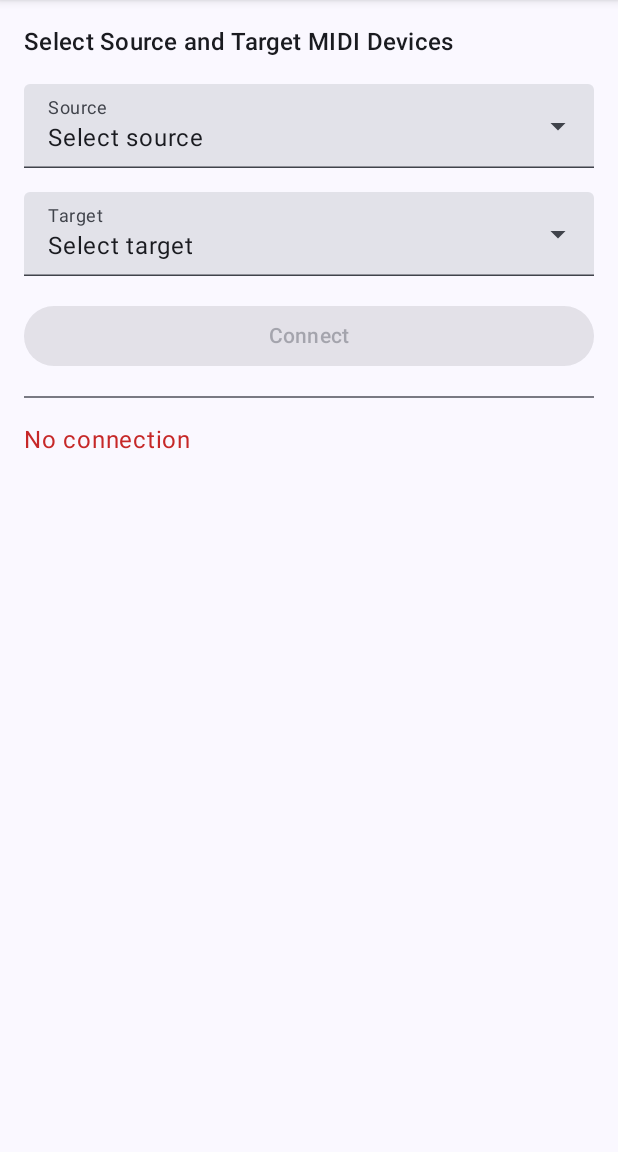
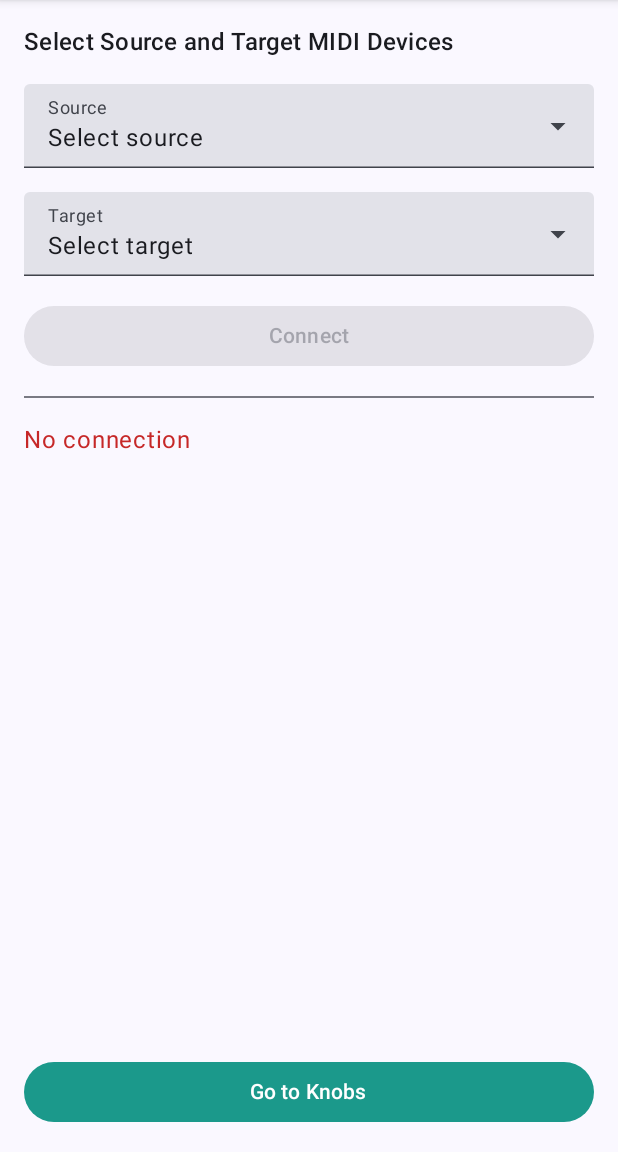
Before and after one commit to Barsik-Barbosik/MIDI-Mapper, an Android app built with Jetpack Compose: the screen it shows after launch (MainActivity), on a phone screen of 412 x 824 dp, the part 84-1236 px from its top. Run offline under Robolectric (Android 15) with nearby library versions, the phone set to English and light mode, and no system bars; 3 statements that could not run were skipped.

Commit message:
Separate Knobs page for handling knob controls

```diff
--- a/app/build.gradle.kts
+++ b/app/build.gradle.kts
@@ -50,6 +50,7 @@ dependencies {
     implementation(libs.androidx.compose.ui.graphics)
     implementation(libs.androidx.compose.ui.tooling.preview)
     implementation(libs.androidx.compose.material3)
+    implementation("androidx.navigation:navigation-compose:2.7.7")
     testImplementation(libs.junit)
     androidTestImplementation(libs.androidx.junit)
     androidTestImplementation(libs.androidx.espresso.core)
--- /dev/null
+++ b/app/src/main/java/barsikbarbosik/midimapper/AppNavigation.kt
@@ -0,0 +1,300 @@
+package barsikbarbosik.midimapper
+
+import android.media.midi.MidiDeviceInfo
+import androidx.compose.foundation.layout.Arrangement
+import androidx.compose.foundation.layout.Box
+import androidx.compose.foundation.layout.Column
+import androidx.compose.foundation.layout.Row
+import androidx.compose.foundation.layout.Spacer
+import androidx.compose.foundation.layout.fillMaxSize
+import androidx.compose.foundation.layout.fillMaxWidth
+import androidx.compose.foundation.layout.padding
+import androidx.compose.foundation.layout.size
+import androidx.compose.foundation.layout.width
+import androidx.compose.material3.Button
+import androidx.compose.material3.ButtonDefaults
+import androidx.compose.material3.Divider
+import androidx.compose.material3.DropdownMenuItem
+import androidx.compose.material3.ExperimentalMaterial3Api
+import androidx.compose.material3.ExposedDropdownMenuBox
+import androidx.compose.material3.ExposedDropdownMenuDefaults
+import androidx.compose.material3.MaterialTheme
+import androidx.compose.material3.Text
+import androidx.compose.material3.TextField
+import androidx.compose.runtime.Composable
+import androidx.compose.runtime.getValue
+import androidx.compose.runtime.mutableStateOf
+import androidx.compose.runtime.remember
+import androidx.compose.runtime.setValue
+import androidx.compose.ui.Alignment
+import androidx.compose.ui.Modifier
+import androidx.compose.ui.graphics.Color
+import androidx.compose.ui.unit.dp
+import androidx.navigation.NavController
+import androidx.navigation.compose.NavHost
+import androidx.navigation.compose.composable
+import androidx.navigation.compose.rememberNavController
+import barsikbarbosik.midimapper.ui.controls.RotaryKnob
+
+@Composable
+fun AppNavigation(
+    modifier: Modifier = Modifier,
+    devices: List<MidiDeviceInfo>,
+    connectionStatus: String,
+    knobValue: Int,
+    learningMode: Boolean,
+    learnedCc: Int?,
+    customSysExMessage: String,
+    onSetCustomSysExMessage: (String) -> Unit,
+    onConnect: (MidiDeviceInfo, MidiDeviceInfo) -> Unit,
+    onDisconnect: () -> Unit,
+    onKnobValueChange: (Int) -> Unit,
+    onToggleLearning: () -> Unit,
+) {
+    val navController = rememberNavController()
+    NavHost(navController = navController, startDestination = "devices", modifier = modifier) {
+        composable("devices") {
+            DeviceSelectionScreen(
+                devices = devices,
+                connectionStatus = connectionStatus,
+                onConnect = onConnect,
+                onDisconnect = onDisconnect,
+                navController = navController
+            )
+        }
+        composable("knobs") {
+            KnobsScreen(
+                knobValue = knobValue,
+                learningMode = learningMode,
+                learnedCc = learnedCc,
+                onKnobValueChange = onKnobValueChange,
+                onToggleLearning = onToggleLearning,
+                customSysExMessage = customSysExMessage,
+                onSetCustomSysExMessage = onSetCustomSysExMessage,
+                navController = navController
+            )
+        }
+    }
+}
+
+@OptIn(ExperimentalMaterial3Api::class)
+@Composable
+fun DeviceSelectionScreen(
+    devices: List<MidiDeviceInfo>,
+    connectionStatus: String,
+    onConnect: (MidiDeviceInfo, MidiDeviceInfo) -> Unit,
+    onDisconnect: () -> Unit,
+    navController: NavController
+) {
+    var expandedSource by remember { mutableStateOf(false) }
+    var expandedTarget by remember { mutableStateOf(false) }
+
+    var selectedSource by remember { mutableStateOf<MidiDeviceInfo?>(null) }
+    var selectedTarget by remember { mutableStateOf<MidiDeviceInfo?>(null) }
+
+    val isConnected = connectionStatus.startsWith("Connected")
+
+    Box(
+        modifier = Modifier
+            .fillMaxSize()
+            .padding(16.dp)
+    ) {
+        Column(
+            modifier = Modifier.fillMaxWidth(),
+            verticalArrangement = Arrangement.spacedBy(16.dp)
+        ) {
+
+            Text(
+                "Select Source and Target MIDI Devices",
+                style = MaterialTheme.typography.titleMedium
+            )
+
+            ExposedDropdownMenuBox(
+                expanded = expandedSource && !isConnected,
+                onExpandedChange = {
+                    if (!isConnected) expandedSource = !expandedSource
+                }
+            ) {
+                TextField(
+                    value = selectedSource?.properties?.getString(MidiDeviceInfo.PROPERTY_NAME)
+                        ?: "Select source",
+                    onValueChange = {},
+                    readOnly = true,
+                    enabled = !isConnected,
+                    label = { Text("Source") },
+                    trailingIcon = {
+                        ExposedDropdownMenuDefaults.TrailingIcon(
+                            expanded = expandedSource && !isConnected
+                        )
+                    },
+                    modifier = Modifier
+                        .menuAnchor()
+                        .fillMaxWidth()
+                )
+                ExposedDropdownMenu(
+                    expanded = expandedSource && !isConnected,
+                    onDismissRequest = { expandedSource = false }
+                ) {
+                    devices.forEach { device ->
+                        DropdownMenuItem(
+                            text = {
+                                Text(
+                                    device.properties.getString(MidiDeviceInfo.PROPERTY_NAME)
+                                        ?: "Unknown"
+                                )
+                            },
+                            onClick = {
+                                selectedSource = device
+                                expandedSource = false
+                            }
+                        )
+                    }
+                }
+            }
+
+            ExposedDropdownMenuBox(
+                expanded = expandedTarget && !isConnected,
+                onExpandedChange = {
+                    if (!isConnected) expandedTarget = !expandedTarget
+                }
+            ) {
+                TextField(
+                    value = selectedTarget?.properties?.getString(MidiDeviceInfo.PROPERTY_NAME)
+                        ?: "Select target",
+                    onValueChange = {},
+                    readOnly = true,
+                    enabled = !isConnected,
+                    label = { Text("Target") },
+                    trailingIcon = {
+                        ExposedDropdownMenuDefaults.TrailingIcon(
+                            expanded = expandedTarget && !isConnected
+                        )
+                    },
+                    modifier = Modifier
+                        .menuAnchor()
+                        .fillMaxWidth()
+                )
+                ExposedDropdownMenu(
+                    expanded = expandedTarget && !isConnected,
+                    onDismissRequest = { expandedTarget = false }
+                ) {
+                    devices.forEach { device ->
+                        DropdownMenuItem(
+                            text = {
+                                Text(
+                                    device.properties.getString(MidiDeviceInfo.PROPERTY_NAME)
+                                        ?: "Unknown"
+                                )
+                            },
+                            onClick = {
+                                selectedTarget = device
+                                expandedTarget = false
+                            }
+                        )
+                    }
+                }
+            }
+
+            Button(
+                onClick = {
+                    if (selectedSource != null && selectedTarget != null) {
+                        onConnect(selectedSource!!, selectedTarget!!)
+                    }
+                },
+                enabled = selectedSource != null && selectedTarget != null && !isConnected,
+                modifier = Modifier.fillMaxWidth(),
+                colors = ButtonDefaults.buttonColors(containerColor = Color(0xFF1B998B))
+            ) {
+                Text("Connect")
+            }
+
+            Divider()
+
+            Text(
+                text = connectionStatus,
+                color = if (isConnected) Color(0xFF2E7D32) else Color(0xFFC62828)
+            )
+
+            if (isConnected) {
+                Button(
+                    onClick = onDisconnect,
+                    modifier = Modifier.fillMaxWidth(),
+                    colors = ButtonDefaults.buttonColors(containerColor = Color(0xFFC62828))
+                ) {
+                    Text("Disconnect", color = Color.White)
+                }
+            }
+        }
+
+        Button(
+            onClick = { navController.navigate("knobs") },
+            modifier = Modifier
+                .fillMaxWidth()
+                .align(Alignment.BottomCenter),
+            colors = ButtonDefaults.buttonColors(containerColor = Color(0xFF1B998B))
+        ) {
+            Text("Go to Knobs")
+        }
+    }
+}
+
+@Composable
+fun KnobsScreen(
+    knobValue: Int,
+    learningMode: Boolean,
+    learnedCc: Int?,
+    onKnobValueChange: (Int) -> Unit,
+    onToggleLearning: () -> Unit,
+    customSysExMessage: String,
+    onSetCustomSysExMessage: (String) -> Unit,
+    navController: NavController
+) {
+    Box(
+        modifier = Modifier
+            .fillMaxSize()
+            .padding(16.dp)
+    ) {
+        Column(
+            modifier = Modifier.fillMaxWidth(),
+            verticalArrangement = Arrangement.spacedBy(16.dp)
+        ) {
+            Row(verticalAlignment = Alignment.CenterVertically) {
+                RotaryKnob(
+                    value = knobValue,
+                    onValueChange = onKnobValueChange,
+                    modifier = Modifier.size(150.dp),
+                    min = 0,
+                    max = 127
+                )
+                Spacer(modifier = Modifier.width(24.dp))
+                Column {
+                    Text(
+                        text = learnedCc?.let { "Learned CC: $it" } ?: "No CC learned",
+                        style = MaterialTheme.typography.bodyLarge
+                    )
+                    Button(onClick = onToggleLearning, colors = ButtonDefaults.buttonColors(containerColor = Color(0xFF1B998B))) {
+                        Text(if (learningMode) "Listening..." else "Learn CC")
+                    }
+                }
+            }
+
+            Spacer(modifier = Modifier.size(16.dp))
+
+            TextField(
+                value = customSysExMessage,
+                onValueChange = onSetCustomSysExMessage,
+                label = { Text("SysEx Message (%V = value)") },
+                modifier = Modifier.fillMaxWidth()
+            )
+        }
+        Button(
+            onClick = { navController.popBackStack() },
+            modifier = Modifier
+                .fillMaxWidth()
+                .align(Alignment.BottomCenter),
+            colors = ButtonDefaults.buttonColors(containerColor = Color(0xFF1B998B))
+        ) {
+            Text("Back")
+        }
+    }
+}
--- a/app/src/main/java/barsikbarbosik/midimapper/DevicesScreen.kt
+++ /dev/null
@@ -1,220 +0,0 @@
-package barsikbarbosik.midimapper
-
-
-import android.media.midi.MidiDeviceInfo
-import androidx.compose.foundation.layout.Arrangement
-import androidx.compose.foundation.layout.Column
-import androidx.compose.foundation.layout.Row
-import androidx.compose.foundation.layout.Spacer
-import androidx.compose.foundation.layout.fillMaxSize
-import androidx.compose.foundation.layout.fillMaxWidth
-import androidx.compose.foundation.layout.padding
-import androidx.compose.foundation.layout.size
-import androidx.compose.foundation.layout.width
-import androidx.compose.material3.Button
-import androidx.compose.material3.ButtonDefaults
-import androidx.compose.material3.Divider
-import androidx.compose.material3.DropdownMenuItem
-import androidx.compose.material3.ExperimentalMaterial3Api
-import androidx.compose.material3.ExposedDropdownMenuBox
-import androidx.compose.material3.ExposedDropdownMenuDefaults
-import androidx.compose.material3.MaterialTheme
-import androidx.compose.material3.Text
-import androidx.compose.material3.TextField
-import androidx.compose.runtime.Composable
-import androidx.compose.runtime.getValue
-import androidx.compose.runtime.mutableStateOf
-import androidx.compose.runtime.remember
-import androidx.compose.runtime.setValue
-import androidx.compose.ui.Alignment
-import androidx.compose.ui.Modifier
-import androidx.compose.ui.graphics.Color
-import androidx.compose.ui.unit.dp
-import barsikbarbosik.midimapper.ui.controls.RotaryKnob
-
-@OptIn(ExperimentalMaterial3Api::class)
-@Composable
-fun DevicesScreen(
-    devices: List<MidiDeviceInfo>,
-    connectionStatus: String,
-    knobValue: Int,
-    learningMode: Boolean,
-    learnedCc: Int?,
-    customSysExMessage: String,
-    onSetCustomSysExMessage: (String) -> Unit,
-    onConnect: (MidiDeviceInfo, MidiDeviceInfo) -> Unit,
-    onDisconnect: () -> Unit,
-    onKnobValueChange: (Int) -> Unit,
-    onToggleLearning: () -> Unit,
-    modifier: Modifier = Modifier
-) {
-    var expandedSource by remember { mutableStateOf(false) }
-    var expandedTarget by remember { mutableStateOf(false) }
-
-    var selectedSource by remember { mutableStateOf<MidiDeviceInfo?>(null) }
-    var selectedTarget by remember { mutableStateOf<MidiDeviceInfo?>(null) }
-
-    val isConnected = connectionStatus.startsWith("Connected")
-
-    Column(
-        modifier = modifier
-            .fillMaxSize()
-            .padding(16.dp),
-        verticalArrangement = Arrangement.spacedBy(16.dp)
-    ) {
-
-        Text("Select Source and Target MIDI Devices", style = MaterialTheme.typography.titleMedium)
-
-        /* ---------------- Source Dropdown ---------------- */
-        ExposedDropdownMenuBox(
-            expanded = expandedSource && !isConnected,
-            onExpandedChange = {
-                if (!isConnected) expandedSource = !expandedSource
-            }
-        ) {
-            TextField(
-                value = selectedSource?.properties?.getString(MidiDeviceInfo.PROPERTY_NAME)
-                    ?: "Select source",
-                onValueChange = {},
-                readOnly = true,
-                enabled = !isConnected,   // ✅ disable when connected
-                label = { Text("Source") },
-                trailingIcon = {
-                    ExposedDropdownMenuDefaults.TrailingIcon(
-                        expanded = expandedSource && !isConnected
-                    )
-                },
-                modifier = Modifier
-                    .menuAnchor()
-                    .fillMaxWidth()
-            )
-            ExposedDropdownMenu(
-                expanded = expandedSource && !isConnected,
-                onDismissRequest = { expandedSource = false }
-            ) {
-                devices.forEach { device ->
-                    DropdownMenuItem(
-                        text = {
-                            Text(
-                                device.properties.getString(MidiDeviceInfo.PROPERTY_NAME)
-                                    ?: "Unknown"
-                            )
-                        },
-                        onClick = {
-                            selectedSource = device
-                            expandedSource = false
-                        }
-                    )
-                }
-            }
-        }
-
-        /* ---------------- Target Dropdown ---------------- */
-        ExposedDropdownMenuBox(
-            expanded = expandedTarget && !isConnected,
-            onExpandedChange = {
-                if (!isConnected) expandedTarget = !expandedTarget
-            }
-        ) {
-            TextField(
-                value = selectedTarget?.properties?.getString(MidiDeviceInfo.PROPERTY_NAME)
-                    ?: "Select target",
-                onValueChange = {},
-                readOnly = true,
-                enabled = !isConnected,   // ✅ disable when connected
-                label = { Text("Target") },
-                trailingIcon = {
-                    ExposedDropdownMenuDefaults.TrailingIcon(
-                        expanded = expandedTarget && !isConnected
-                    )
-                },
-                modifier = Modifier
-                    .menuAnchor()
-                    .fillMaxWidth()
-            )
-            ExposedDropdownMenu(
-                expanded = expandedTarget && !isConnected,
-                onDismissRequest = { expandedTarget = false }
-            ) {
-                devices.forEach { device ->
-                    DropdownMenuItem(
-                        text = {
-                            Text(
-                                device.properties.getString(MidiDeviceInfo.PROPERTY_NAME)
-                                    ?: "Unknown"
-                            )
-                        },
-                        onClick = {
-                            selectedTarget = device
-                            expandedTarget = false
-                        }
-                    )
-                }
-            }
-        }
-
-        /* ---------------- Connect Button ---------------- */
-        Button(
-            onClick = {
-                if (selectedSource != null && selectedTarget != null) {
-                    onConnect(selectedSource!!, selectedTarget!!)
-                }
-            },
-            enabled = selectedSource != null && selectedTarget != null && !isConnected,
-            modifier = Modifier.fillMaxWidth()
-        ) {
-            Text("Connect")
-        }
-
-        Divider()
-
-        /* ---------------- Status Text ---------------- */
-        Text(
-            text = connectionStatus,
-            color = if (isConnected) Color(0xFF2E7D32) else Color(0xFFC62828)
-        )
-
-        /* ---------------- Disconnect Button ---------------- */
-        if (isConnected) {
-            Button(
-                onClick = onDisconnect,
-                modifier = Modifier.fillMaxWidth(),
-                colors = ButtonDefaults.buttonColors(containerColor = Color(0xFFC62828))
-            ) {
-                Text("Disconnect", color = Color.White)
-            }
-
-            Divider(modifier = Modifier.padding(vertical = 8.dp))
-
-            /*-- KNOB --*/
-            Row(verticalAlignment = Alignment.CenterVertically) {
-                RotaryKnob(
-                    value = knobValue,
-                    onValueChange = onKnobValueChange,
-                    modifier = Modifier.size(150.dp),
-                    min = 0,
-                    max = 127
-                )
-                Spacer(modifier = Modifier.width(24.dp))
-                Column {
-                    Text(
-                        text = learnedCc?.let { "Learned CC: $it" } ?: "No CC learned",
-                        style = MaterialTheme.typography.bodyLarge
-                    )
-                    Button(onClick = onToggleLearning, enabled = isConnected) {
-                        Text(if (learningMode) "Listening..." else "Learn CC")
-                    }
-                }
-            }
-
-            Spacer(modifier = Modifier.size(16.dp))
-
-            TextField(
-                value = customSysExMessage,
-                onValueChange = onSetCustomSysExMessage,
-                label = { Text("SysEx Message (%V = value)") },
-                modifier = Modifier.fillMaxWidth()
-            )
-        }
-    }
-}
--- a/app/src/main/java/barsikbarbosik/midimapper/MainActivity.kt
+++ b/app/src/main/java/barsikbarbosik/midimapper/MainActivity.kt
@@ -30,7 +30,8 @@ class MainActivity : ComponentActivity() {
                 val customSysExMessage by viewModel.customSysExMessage.collectAsState()
 
                 Scaffold(modifier = Modifier.fillMaxSize()) { innerPadding ->
-                    DevicesScreen(
+                    AppNavigation(
+                        modifier = Modifier.padding(innerPadding),
                         devices = devices,
                         connectionStatus = connectionStatus,
                         knobValue = knobValue,
@@ -42,7 +43,6 @@ class MainActivity : ComponentActivity() {
                         onDisconnect = { viewModel.disconnectDevices() },
                         onKnobValueChange = { value -> viewModel.setKnobValue(value) },
                         onToggleLearning = { viewModel.toggleLearningMode() },
-                        modifier = Modifier.padding(innerPadding)
                     )
                 }
             }
```
